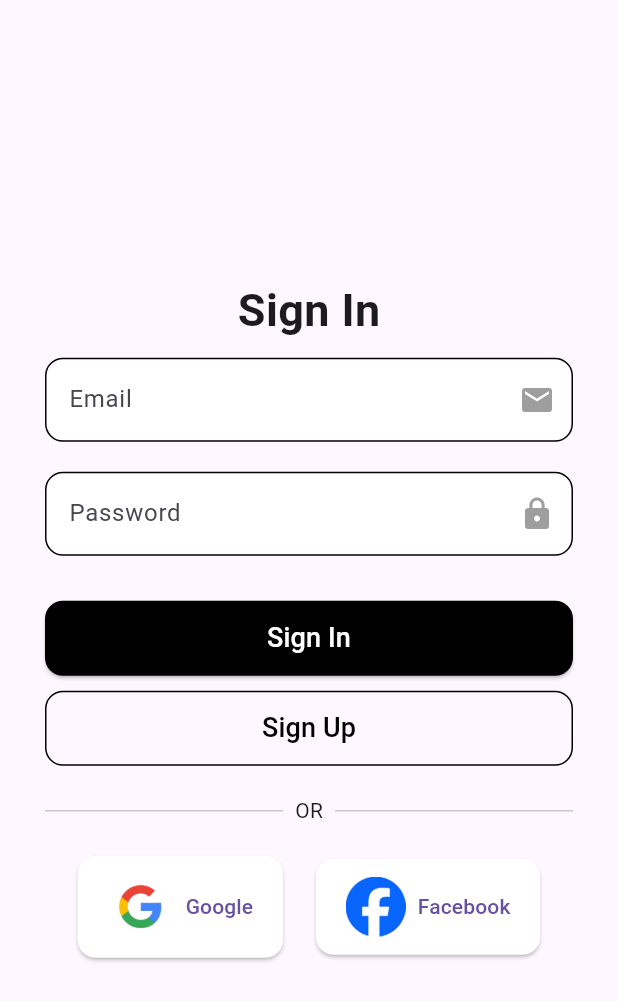
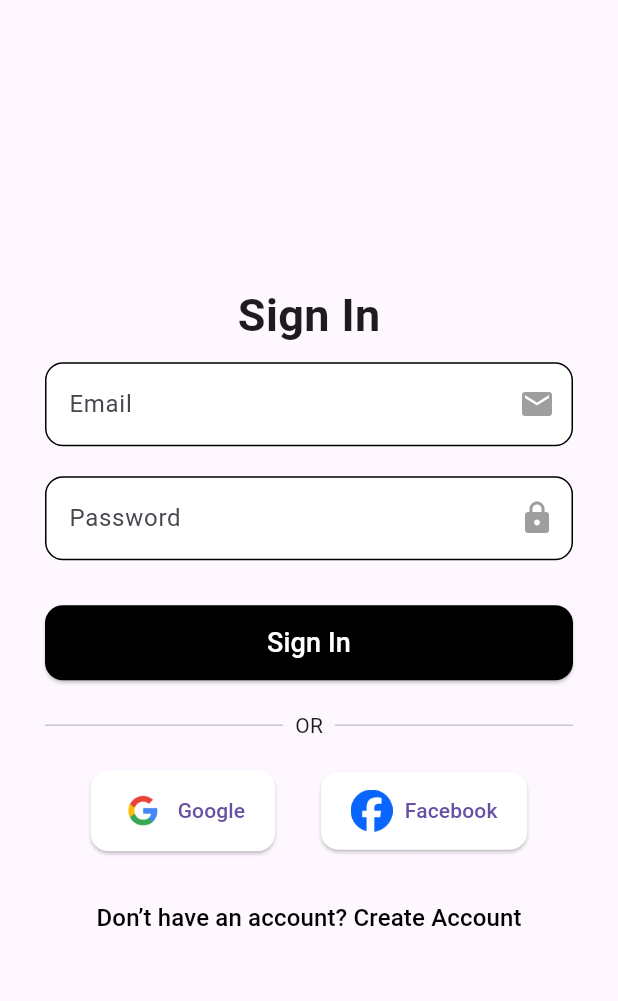
Before and after one commit to bsc-44-21/FoodDelieryApp, a Flutter app: the screen it shows after launch, after a tap on "Get Started", on a phone screen of 412 x 824 dp. Shown: the top 1001 px of the screen. Run offline on Flutter 3.47's test engine with Material 3 defaults, Android fonts, the phone set to English and light mode, and no system bars; our stand-ins replace curved_navigation_bar, supabase_flutter; accounts and stored records are empty; network calls fail.

Commit message:
Aunthentication Done in Sign In and Sign Up

```diff
--- a/lib/pages/profile.dart
+++ b/lib/pages/profile.dart
@@ -1,6 +1,6 @@
 import 'package:flutter/material.dart';
+import 'package:food_app/pages/signIn.dart';
 import 'order.dart';
-import 'signin_signup.dart'; // ✅ Import your SignInSignUp screen
 
 class Profile extends StatefulWidget {
   const Profile({super.key});
@@ -96,9 +96,7 @@ class _ProfileState extends State<Profile> {
               buildProfileOption(Icons.logout, "Logout", () {
                 Navigator.pushReplacement(
                   context,
-                  MaterialPageRoute(
-                    builder: (context) => const SignInSignUpScreen(),
-                  ),
+                  MaterialPageRoute(builder: (context) => const SignInScreen()),
                 );
               }),
             ],
--- /dev/null
+++ b/lib/pages/signIn.dart
@@ -0,0 +1,195 @@
+import 'package:flutter/material.dart';
+import 'package:food_app/pages/signUp.dart';
+import 'package:supabase_flutter/supabase_flutter.dart';
+import 'package:food_app/pages/bottomnav.dart';
+
+class SignInScreen extends StatefulWidget {
+  const SignInScreen({super.key});
+
+  @override
+  State<SignInScreen> createState() => _SignInScreenState();
+}
+
+class _SignInScreenState extends State<SignInScreen> {
+  final _emailController = TextEditingController();
+  final _passwordController = TextEditingController();
+  final supabase = Supabase.instance.client;
+
+  Future<void> _signIn() async {
+    try {
+      await supabase.auth.signInWithPassword(
+        email: _emailController.text.trim(),
+        password: _passwordController.text.trim(),
+      );
+
+      Navigator.pushReplacement(
+        context,
+        MaterialPageRoute(builder: (context) => const BottomNav()),
+      );
+    } on AuthException catch (e) {
+      ScaffoldMessenger.of(
+        context,
+      ).showSnackBar(SnackBar(content: Text(e.message)));
+    }
+  }
+
+  @override
+  Widget build(BuildContext context) {
+    return Scaffold(
+      body: SafeArea(
+        child: Padding(
+          padding: const EdgeInsets.symmetric(horizontal: 30),
+          child: Column(
+            mainAxisAlignment: MainAxisAlignment.center,
+            children: [
+              const Text(
+                "Sign In",
+                style: TextStyle(fontSize: 30, fontWeight: FontWeight.bold),
+              ),
+              const SizedBox(height: 10),
+
+              // Email Field
+              TextField(
+                controller: _emailController,
+                decoration: InputDecoration(
+                  hintText: "Email",
+                  filled: true,
+                  fillColor: Colors.white,
+                  suffixIcon: const Icon(Icons.email, color: Colors.grey),
+                  enabledBorder: OutlineInputBorder(
+                    borderRadius: BorderRadius.circular(12),
+                    borderSide: const BorderSide(color: Colors.black, width: 1),
+                  ),
+                  focusedBorder: OutlineInputBorder(
+                    borderRadius: BorderRadius.circular(12),
+                    borderSide: const BorderSide(color: Colors.black, width: 2),
+                  ),
+                ),
+              ),
+              const SizedBox(height: 20),
+
+              // Password Field
+              TextField(
+                controller: _passwordController,
+                obscureText: true,
+                decoration: InputDecoration(
+                  hintText: "Password",
+                  filled: true,
+                  fillColor: Colors.white,
+                  suffixIcon: const Icon(Icons.lock, color: Colors.grey),
+                  enabledBorder: OutlineInputBorder(
+                    borderRadius: BorderRadius.circular(12),
+                    borderSide: const BorderSide(color: Colors.black, width: 1),
+                  ),
+                  focusedBorder: OutlineInputBorder(
+                    borderRadius: BorderRadius.circular(12),
+                    borderSide: const BorderSide(color: Colors.black, width: 2),
+                  ),
+                ),
+              ),
+              const SizedBox(height: 30),
+
+              // Sign In Button
+              SizedBox(
+                width: double.infinity,
+                height: 50,
+                child: ElevatedButton(
+                  onPressed: _signIn,
+                  style: ElevatedButton.styleFrom(
+                    backgroundColor: Colors.black,
+                    shape: RoundedRectangleBorder(
+                      borderRadius: BorderRadius.circular(12),
+                    ),
+                  ),
+                  child: const Text(
+                    "Sign In",
+                    style: TextStyle(fontSize: 18, color: Colors.white),
+                  ),
+                ),
+              ),
+              const SizedBox(height: 20),
+
+              Row(
+                children: const [
+                  Expanded(child: Divider(thickness: 1)),
+                  Padding(
+                    padding: EdgeInsets.symmetric(horizontal: 8.0),
+                    child: Text("OR"),
+                  ),
+                  Expanded(child: Divider(thickness: 1)),
+                ],
+              ),
+              const SizedBox(height: 20),
+
+              // Social Buttons (Google & Facebook)
+              Row(
+                mainAxisAlignment: MainAxisAlignment.spaceEvenly,
+                children: [
+                  ElevatedButton.icon(
+                    onPressed: () {
+                      // TODO: Implement Google OAuth via Supabase
+                    },
+                    icon: Image.asset(
+                      "images/google.png",
+                      width: 30,
+                      height: 30,
+                    ),
+                    label: const Text("Google"),
+                    style: ElevatedButton.styleFrom(
+                      backgroundColor: Colors.white,
+                      padding: const EdgeInsets.symmetric(
+                        vertical: 12,
+                        horizontal: 20,
+                      ),
+                      shape: RoundedRectangleBorder(
+                        borderRadius: BorderRadius.circular(12),
+                      ),
+                    ),
+                  ),
+                  ElevatedButton.icon(
+                    onPressed: () {
+                      // TODO: Implement Facebook OAuth via Supabase
+                    },
+                    icon: Image.asset(
+                      "images/facebook.png",
+                      width: 28,
+                      height: 28,
+                    ),
+                    label: const Text("Facebook"),
+                    style: ElevatedButton.styleFrom(
+                      backgroundColor: Colors.white,
+                      padding: const EdgeInsets.symmetric(
+                        vertical: 12,
+                        horizontal: 20,
+                      ),
+                      shape: RoundedRectangleBorder(
+                        borderRadius: BorderRadius.circular(12),
+                      ),
+                    ),
+                  ),
+                ],
+              ),
+              const SizedBox(height: 20),
+
+              // Navigate to Sign Up
+              TextButton(
+                onPressed: () {
+                  Navigator.push(
+                    context,
+                    MaterialPageRoute(
+                      builder: (context) => const SignUpScreen(),
+                    ),
+                  );
+                },
+                child: const Text(
+                  "Don’t have an account? Create Account",
+                  style: TextStyle(color: Colors.black, fontSize: 16),
+                ),
+              ),
+            ],
+          ),
+        ),
+      ),
+    );
+  }
+}
--- a/lib/pages/welcome.dart
+++ b/lib/pages/welcome.dart
@@ -1,5 +1,5 @@
 import 'package:flutter/material.dart';
-import 'package:food_app/pages/signin_signup.dart';
+import 'package:food_app/pages/signIn.dart';
 
 class WelcomeScreen extends StatelessWidget {
   const WelcomeScreen({super.key});
@@ -35,11 +35,11 @@ class WelcomeScreen extends StatelessWidget {
                 height: 55,
                 child: ElevatedButton(
                   onPressed: () {
-                    // Navigate to SignInSignUpScreen
+                    // Navigate to SignInScreen
                     Navigator.push(
                       context,
                       MaterialPageRoute(
-                        builder: (context) => const SignInSignUpScreen(),
+                        builder: (context) => const SignInScreen(),
                       ),
                     );
                   },
```
Also changed, not shown: lib/pages/signUp.dart (added, +75 -0 lines).
